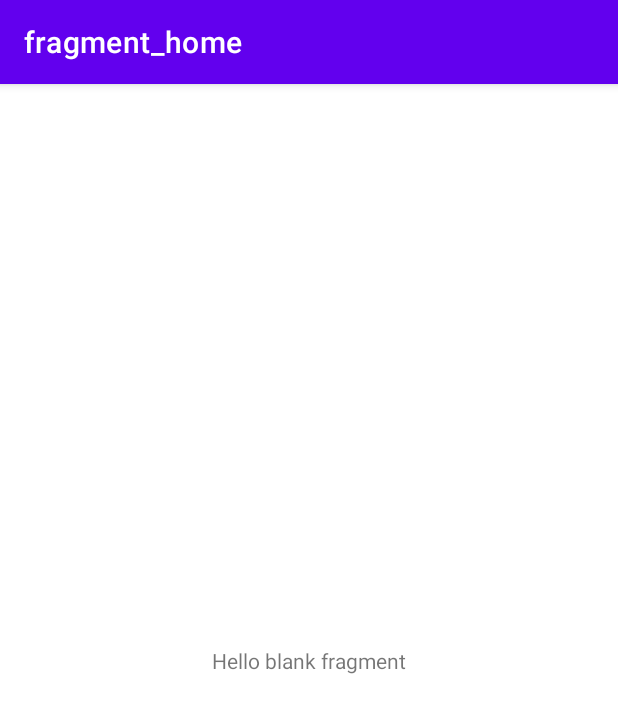
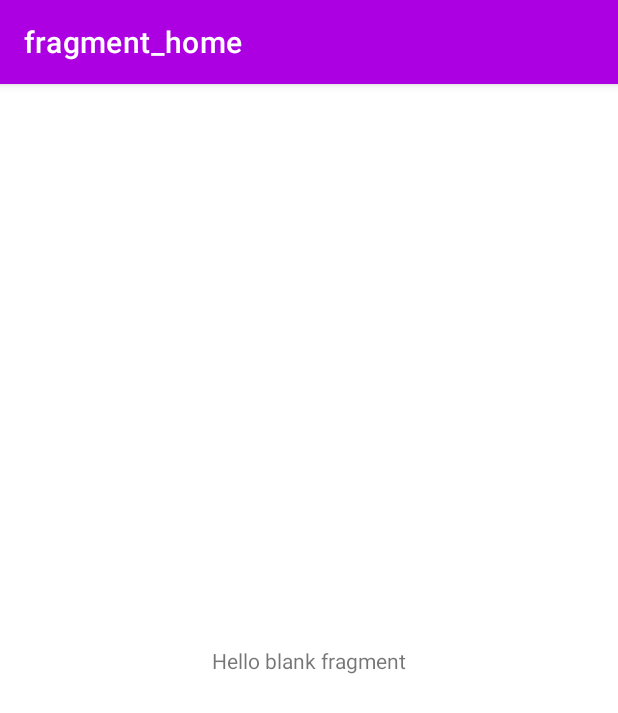
Before and after one commit to amoralesc/UWheels, an Android app: the screen it shows after launch (MainActivity), on a phone screen of 412 x 824 dp. Shown: the top 713 px of the screen. Run offline under Robolectric (Android 15) with nearby library versions, the phone set to English and light mode, and no system bars; our stand-ins replace navigation-ui.

Commit message:
Customize colors / theme

```diff
--- a/app/src/main/java/com/abmodel/uwheels/ui/HomeFragment.kt
+++ b/app/src/main/java/com/abmodel/uwheels/ui/HomeFragment.kt
@@ -5,7 +5,6 @@ import androidx.fragment.app.Fragment
 import android.view.LayoutInflater
 import android.view.View
 import android.view.ViewGroup
-import com.abmodel.uwheels.R
 import com.abmodel.uwheels.databinding.FragmentHomeBinding
 
 /**
--- a/app/src/main/res/values/colors.xml
+++ b/app/src/main/res/values/colors.xml
@@ -1,10 +1,23 @@
 <?xml version="1.0" encoding="utf-8"?>
 <resources>
+	<color name="color_brand_start">#E300FF</color>
+	<color name="color_brand_end">#7700C5</color>
+	<color name="color_brand_blend">#AD00E2</color>
+
+	<color name="color_primary">@color/color_brand_blend</color>
+	<color name="color_primary_variant">@color/color_brand_end</color>
+	<color name="color_on_primary">@color/white</color>
+
+	<color name="color_secondary">#EAEAEA</color>
+	<color name="color_secondary_variant">#C4C4C4</color>
+	<color name="color_on_secondary">@color/black</color>
+
+	<color name="black">#FF000000</color>
+	<color name="white">#FFFFFFFF</color>
+
 	<color name="purple_200">#FFBB86FC</color>
 	<color name="purple_500">#FF6200EE</color>
 	<color name="purple_700">#FF3700B3</color>
 	<color name="teal_200">#FF03DAC5</color>
 	<color name="teal_700">#FF018786</color>
-	<color name="black">#FF000000</color>
-	<color name="white">#FFFFFFFF</color>
 </resources>
--- a/app/src/main/res/values/themes.xml
+++ b/app/src/main/res/values/themes.xml
@@ -2,13 +2,13 @@
 	<!-- Base application theme. -->
 	<style name="Theme.UWheels" parent="Theme.MaterialComponents.DayNight.DarkActionBar">
 		<!-- Primary brand color. -->
-		<item name="colorPrimary">@color/purple_500</item>
-		<item name="colorPrimaryVariant">@color/purple_700</item>
-		<item name="colorOnPrimary">@color/white</item>
+		<item name="colorPrimary">@color/color_primary</item>
+		<item name="colorPrimaryVariant">@color/color_primary_variant</item>
+		<item name="colorOnPrimary">@color/color_on_primary</item>
 		<!-- Secondary brand color. -->
-		<item name="colorSecondary">@color/teal_200</item>
-		<item name="colorSecondaryVariant">@color/teal_700</item>
-		<item name="colorOnSecondary">@color/black</item>
+		<item name="colorSecondary">@color/color_secondary</item>
+		<item name="colorSecondaryVariant">@color/color_secondary_variant</item>
+		<item name="colorOnSecondary">@color/color_on_secondary</item>
 		<!-- Status bar color. -->
 		<item name="android:statusBarColor" tools:targetApi="l">?attr/colorPrimaryVariant</item>
 		<!-- Customize your theme here. -->
@@ -16,7 +16,7 @@
 
 	<!-- Splash screen theme. -->
 	<style name="Theme.UWheels.Starting" parent="Theme.SplashScreen">
-		<item name="windowSplashScreenBackground">@color/white</item>
+		<item name="windowSplashScreenBackground">@color/color_primary</item>
 
 		<item name="windowSplashScreenAnimatedIcon">@drawable/ic_splash_screen</item>
 		<item name="windowSplashScreenAnimationDuration">1000</item>
```
Also changed, not shown: app/src/main/res/drawable/gradient_brand.xml (added, +10 -0 lines).
